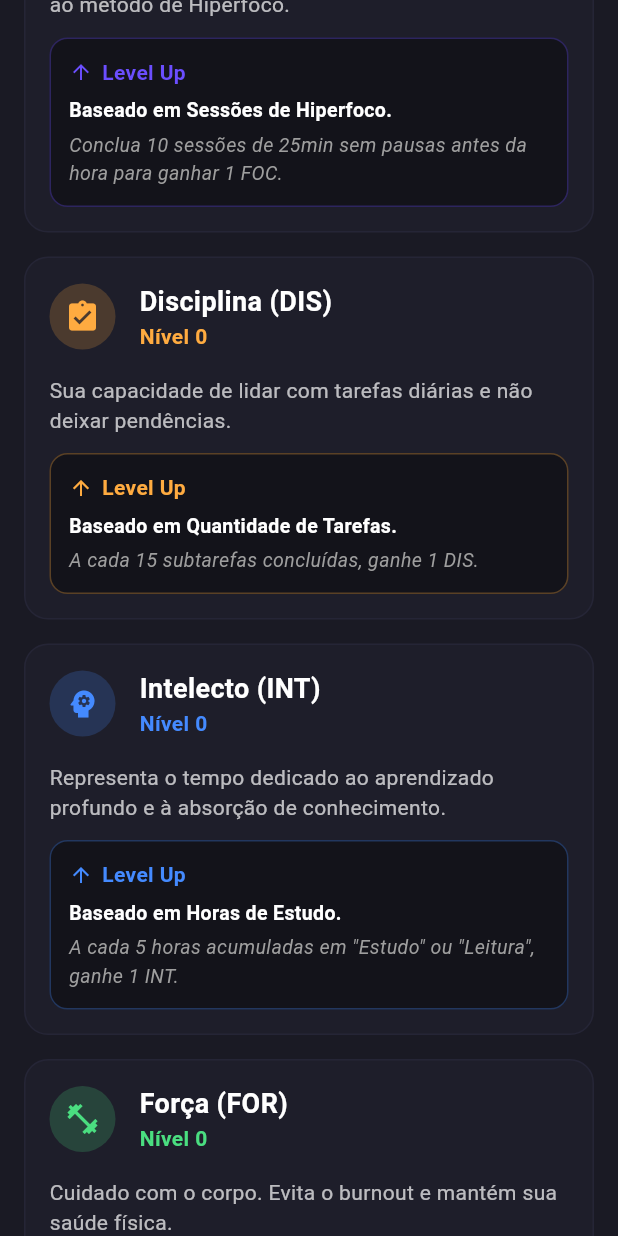
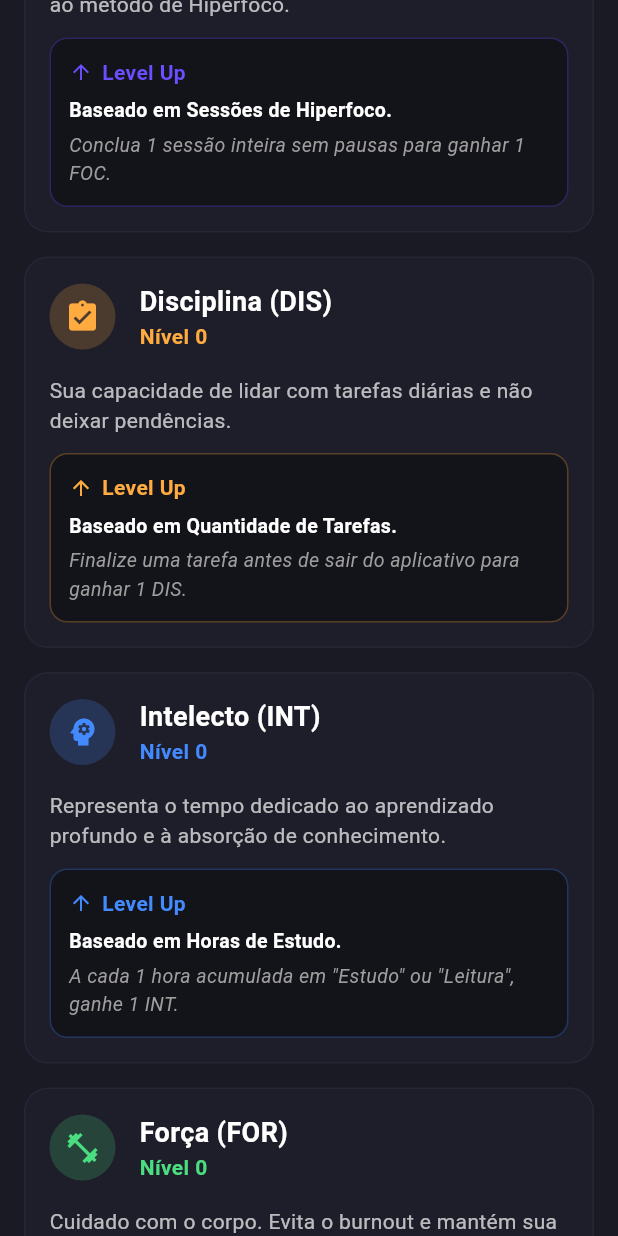
Before and after one commit to Rotina-do-heroi/APP, a Flutter app: the TelaEstatisticas screen opened directly, scrolled down 576 dp, on a phone screen of 412 x 824 dp. Run offline on Flutter 3.47's test engine with Material 3 defaults, Android fonts, the phone set to English and light mode, and no system bars; our stand-ins replace shared_preferences; missing offline and left inert: tutorial_coach_mark; accounts and stored records are empty; network calls fail.

Commit message:
atualizando o perfil, a tela de progresso

```diff
--- a/lib/screens/tela_estatisticas.dart
+++ b/lib/screens/tela_estatisticas.dart
@@ -253,7 +253,7 @@ class _TelaEstatisticasState extends State<TelaEstatisticas> {
                       level: (focValue / 10).floor(),
                       descricao: 'Mede a qualidade da sua concentração e o respeito ao método de Hiperfoco.',
                       criterio: 'Baseado em Sessões de Hiperfoco.',
-                      exemplo: 'Conclua 10 sessões de 25min sem pausas antes da hora para ganhar 1 FOC.',
+                    exemplo: 'Conclua 1 sessão inteira sem pausas para ganhar 1 FOC.',
                       isDark: isDark,
                     ),
                     _buildSkillCard(
@@ -264,7 +264,7 @@ class _TelaEstatisticasState extends State<TelaEstatisticas> {
                       level: (disValue / 10).floor(),
                       descricao: 'Sua capacidade de lidar com tarefas diárias e não deixar pendências.',
                       criterio: 'Baseado em Quantidade de Tarefas.',
-                      exemplo: 'A cada 15 subtarefas concluídas, ganhe 1 DIS.',
+                    exemplo: 'Finalize uma tarefa antes de sair do aplicativo para ganhar 1 DIS.',
                       isDark: isDark,
                     ),
                     _buildSkillCard(
@@ -275,7 +275,7 @@ class _TelaEstatisticasState extends State<TelaEstatisticas> {
                       level: (intValue / 10).floor(),
                       descricao: 'Representa o tempo dedicado ao aprendizado profundo e à absorção de conhecimento.',
                       criterio: 'Baseado em Horas de Estudo.',
-                      exemplo: 'A cada 5 horas acumuladas em "Estudo" ou "Leitura", ganhe 1 INT.',
+                    exemplo: 'A cada 1 hora acumulada em "Estudo" ou "Leitura", ganhe 1 INT.',
                       isDark: isDark,
                     ),
                     _buildSkillCard(
@@ -286,7 +286,7 @@ class _TelaEstatisticasState extends State<TelaEstatisticas> {
                       level: (forValue / 10).floor(),
                       descricao: 'Cuidado com o corpo. Evita o burnout e mantém sua saúde física.',
                       criterio: 'Baseado em Hábitos de Manutenção.',
-                      exemplo: 'Pratique exercícios físicos. A cada 3 dias consecutivos, ganhe 1 FOR.',
+                    exemplo: 'Complete uma missão relacionada a este atributo para ganhar 1 FOR.',
                       isDark: isDark,
                     ),
                     _buildSkillCard(
@@ -297,7 +297,7 @@ class _TelaEstatisticasState extends State<TelaEstatisticas> {
                       level: (conValue / 10).floor(),
                       descricao: 'A constância e a capacidade de manter a rotina mesmo em dias desafiadores.',
                       criterio: 'Baseado em Streaks (Ofensivas).',
-                      exemplo: 'A cada 7 dias seguidos de login e 1 tarefa concluída, ganhe 1 CON.',
+                    exemplo: 'Faça login e conclua pelo menos 1 missão no dia para ganhar 1 CON.',
                       isDark: isDark,
                     ),
                   ],
--- a/lib/services/perfil_service.dart
+++ b/lib/services/perfil_service.dart
@@ -53,7 +53,7 @@ class PerfilService {
           'xp': data['xp'] ?? 0,
           'dataCriacao': data['createdAt'] ?? data['criadoEm'] ?? data['created_at'],
           'tituloEquipadoId': data['tituloEquipadoId'] ?? 1,
-          'itemEquipadoId': data['itemEquipadoId'] ?? 1,
+          'itemEquipadoId': data['itemEquipadoId'] ?? 0,
           'nomeUsuario': nomeUsuario,
           'emailUsuario': emailUsuario,
           'estatisticas': estatisticasMap,
--- a/lib/widgets/card_da_missao.dart
+++ b/lib/widgets/card_da_missao.dart
@@ -266,7 +266,6 @@ class _CardDaMissaoState extends State<CardDaMissao> {
                         _buildBotaoAtributo('Disciplina', Icons.assignment_turned_in, Colors.orangeAccent, setState, isDark),
                         _buildBotaoAtributo('Intelecto', Icons.psychology, Colors.blueAccent, setState, isDark),
                         _buildBotaoAtributo('Força', Icons.fitness_center, const Color(0xFF4ADE80), setState, isDark),
-                        _buildBotaoAtributo('Consistência', Icons.loop, Colors.redAccent, setState, isDark),
                       ],
                     ),
                     const SizedBox(height: 16),
--- a/lib/widgets/hero_perfil.dart
+++ b/lib/widgets/hero_perfil.dart
@@ -13,11 +13,12 @@ class HeroPerfil extends StatefulWidget {
 
 class _HeroPerfilState extends State<HeroPerfil> {
   String _nome = "Herói";
-  int _itemEquipadoId = 1;
+  int _itemEquipadoId = 0;
 
   // Mapeia o ID do item equipado para o ícone correspondente
   IconData _getIconeEquipado() {
     switch (_itemEquipadoId) {
+      case 0: return Icons.accessibility_new;
       case 1: return Icons.security;
       case 2: return Icons.shield;
       case 3: return Icons.workspace_premium;
@@ -39,7 +40,7 @@ class _HeroPerfilState extends State<HeroPerfil> {
       final data = await PerfilService.buscarPerfil();
       if (!mounted) return;
       setState(() {
-        _itemEquipadoId = data['itemEquipadoId'] ?? 1;
+        _itemEquipadoId = data['itemEquipadoId'] ?? 0;
         _nome = data['nomeUsuario'] ?? 'Herói';
       });
       xpNotifier.value = data['xp'] ?? 0;
```
Also changed, not shown: lib/screens/tela_inventario.dart (+9 -4 lines), lib/screens/tela_perfil.dart (+8 -3 lines), 1 other file.
